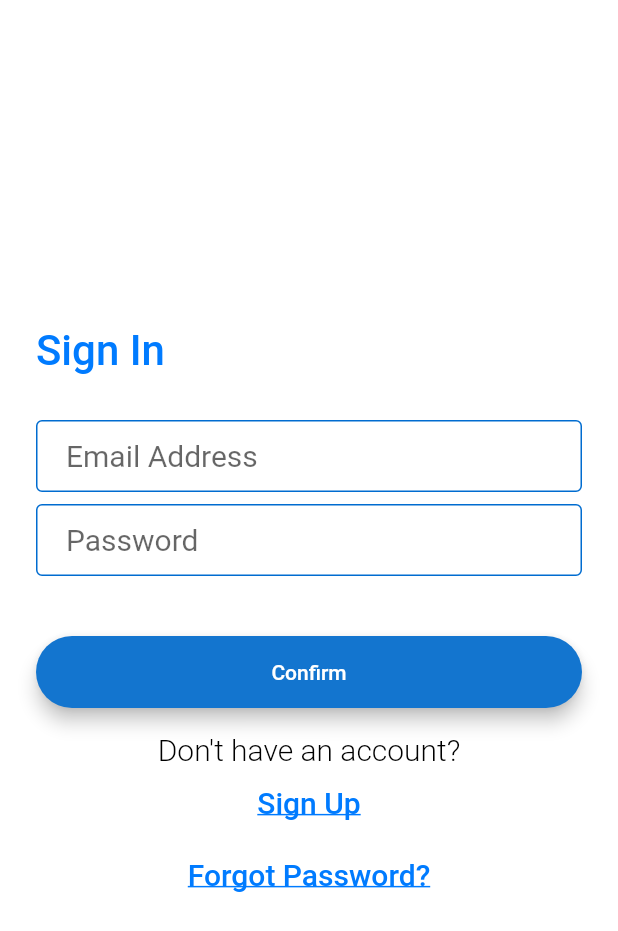
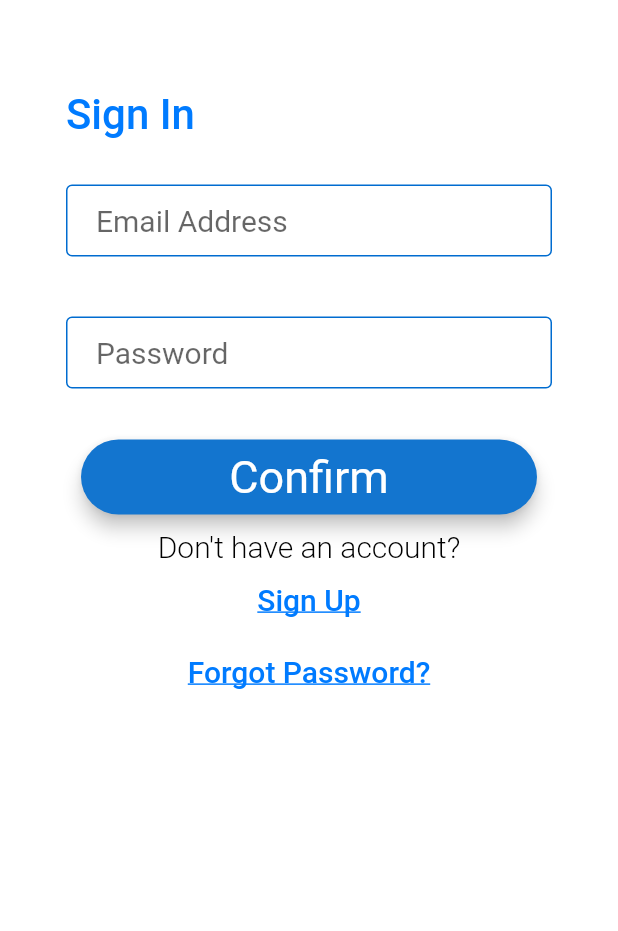
Before and after one commit to Leonrg17/Artic, a Flutter app: the screen it shows after launch, after a tap on "Sign In", on a phone screen of 412 x 824 dp. Shown: the top 931 px of the screen. Run offline on Flutter 3.47's test engine with Material 2 defaults, Android fonts, the phone set to English and light mode, and no system bars; drawn by our look-alikes of modal_progress_hud_nsn; our stand-ins replace google_fonts.

Commit message:
Formatting fixed (a little)

```diff
--- a/lib/components/rounded_button.dart
+++ b/lib/components/rounded_button.dart
@@ -1,28 +1,34 @@
 import 'package:flutter/material.dart';
 
 class RoundedButton extends StatelessWidget {
-  RoundedButton({required this.title, required this.color, required this.onPressed});
+  RoundedButton({required this.title, required this.color, required this.onPressed, required this.height, required this.width});
 
   final Color color;
   final String title;
   final VoidCallback onPressed;
+  final double height;
+  final double width;
 
   @override
   Widget build(BuildContext context) {
     return Padding(
-      padding: EdgeInsets.symmetric(vertical: 16.0),
+      padding: const EdgeInsets.symmetric(vertical: 10, horizontal: 10),
       child: Material(
         elevation: 5.0,
         color: color,
         borderRadius: BorderRadius.circular(30.0),
-        child: MaterialButton(
-          onPressed: onPressed,
-          minWidth: 200.0,
-          height: 42.0,
-          child: Text(
-            title,
-            style: TextStyle(
-              color: Colors.white,
+        child: SizedBox(
+          width: width,
+          height: height,
+          child: MaterialButton(
+            onPressed: onPressed,
+            child: Text(
+              title,
+              style: const TextStyle(
+                color: Colors.white,
+                fontSize: 30.0,
+                fontWeight: FontWeight.w400
+              ),
             ),
           ),
         ),
--- a/lib/screens/ForgotPassword.dart
+++ b/lib/screens/ForgotPassword.dart
@@ -8,7 +8,8 @@ class ForgotPassword extends StatelessWidget {
   @override
   Widget build(BuildContext context) {
     return Scaffold(
-      body: Padding(
+      body: SingleChildScrollView(
+        child: Padding(
           padding: const EdgeInsets.only(left: 10.0),
           child: Column(
             children: [
@@ -85,6 +86,7 @@ class ForgotPassword extends StatelessWidget {
             ],
           ),
         ),
+      ),
     );
   }
 }
--- a/lib/screens/LoginScreen.dart
+++ b/lib/screens/LoginScreen.dart
@@ -1,7 +1,10 @@
+import 'package:artic/screens/ForgotPassword.dart';
+import 'package:artic/screens/SignupPage.dart';
 import 'package:flutter/material.dart';
 import 'package:artic/constants.dart';
 import 'package:artic/components/rounded_button.dart';
-import 'package:modal_progress_hud_nsn/modal_progress_hud_nsn.dart';import 'HomePage.dart';
+import 'package:modal_progress_hud_nsn/modal_progress_hud_nsn.dart';
+import 'HomePage.dart';
 
 class LoginScreen extends StatefulWidget {
   static const String id = 'login_screen';
@@ -12,22 +15,25 @@ class LoginScreen extends StatefulWidget {
 class _LoginScreenState extends State<LoginScreen> {
   bool showSpinner = false;
   //final _auth = FirebaseAuth.instance;
-  String email = '';    // made these '' just to silence errors
+  String email = ''; // made these '' just to silence errors
   String password = '';
 
   @override
   Widget build(BuildContext context) {
     return Scaffold(
+      resizeToAvoidBottomInset: true,
       backgroundColor: Colors.white,
-      body: ModalProgressHUD(
+      body: SingleChildScrollView(
+        padding: const EdgeInsets.all(20.0),
+        child: ModalProgressHUD(
           inAsyncCall: showSpinner,
           child: Padding(
-          padding: EdgeInsets.symmetric(horizontal: 24.0),
+            padding: const EdgeInsets.symmetric(vertical: 40.0, horizontal: 24.0),
             child: Column(
               mainAxisAlignment: MainAxisAlignment.center,
               crossAxisAlignment: CrossAxisAlignment.stretch,
               children: <Widget>[
-              Text(
+                const Text(
                   'Sign In',
                   textAlign: TextAlign.left,
                   style: TextStyle(
@@ -36,7 +42,7 @@ class _LoginScreenState extends State<LoginScreen> {
                     fontWeight: FontWeight.w500,
                   ),
                 ),
-              SizedBox(
+                const SizedBox(
                   height: 30.0,
                 ),
                 TextField(
@@ -48,8 +54,8 @@ class _LoginScreenState extends State<LoginScreen> {
                   decoration:
                       kTextFieldDecoration.copyWith(hintText: 'Email Address'),
                 ),
-              SizedBox(
-                height: 8.0,
+                const SizedBox(
+                  height: 40.0,
                 ),
                 TextField(
                   obscureText: true,
@@ -57,15 +63,14 @@ class _LoginScreenState extends State<LoginScreen> {
                   onChanged: (value) {
                     password = value;
                   },
-                decoration: kTextFieldDecoration.copyWith(
-                    hintText: 'Password'),
+                  decoration: kTextFieldDecoration.copyWith(hintText: 'Password'),
                 ),
-              SizedBox(
+                const SizedBox(
                   height: 24.0,
                 ),
                 RoundedButton(
                   title: 'Confirm',
-                color: Color(0xFF1375CF),
+                  color: const Color(0xFF1375CF),
                   onPressed: () async {
                     setState(() {
                       showSpinner = true;
@@ -88,8 +93,10 @@ class _LoginScreenState extends State<LoginScreen> {
                       print(e);
                     }
                   },
+                  height: 50.0,
+                  width: 25.0
                 ),
-              Text(
+                const Text(
                   'Don\'t have an account?',
                   textAlign: TextAlign.center,
                   style: TextStyle(
@@ -99,34 +106,35 @@ class _LoginScreenState extends State<LoginScreen> {
                   ),
                 ),
                 TextButton(
-                  style: ButtonStyle(
+                  style: const ButtonStyle(
                       //backgroundColor: MaterialStateProperty.all(Colors.red)
                       ),
-                  onPressed: null,
-                  child: Text(
+                  onPressed: () {
+                    Navigator.pushNamed(context, SignupScreen.id);
+                  },
+                  child: const Text(
                     'Sign Up',
                     style: TextStyle(
                         decoration: TextDecoration.underline,
                         fontSize: 20.0,
-                          color: Color(0xFF007BFF)
-                      ),
+                        color: Color(0xFF007BFF)),
                   ),
                 ),
                 TextButton(
-                style: ButtonStyle(
+                    style: const ButtonStyle(
                         //backgroundColor: MaterialStateProperty.all(Colors.red)
                         ),
-                  onPressed: null,
-                  child: Text(
-                    'Forgot Password?',
+                    onPressed: () {
+                      Navigator.pushNamed(context, ForgotPassword.id);
+                    },
+                    child: const Text('Forgot Password?',
                         style: TextStyle(
                           decoration: TextDecoration.underline,
                           fontSize: 20.0,
                           color: Color(0xFF007BFF),
-                  )
-                  )
+                        ))),
+              ],
             ),
-            ],
           ),
         ),
       ),
```
Also changed, not shown: lib/screens/SignupPage.dart (+8 -11 lines). Lines whose indentation alone changed are shown as unchanged.
